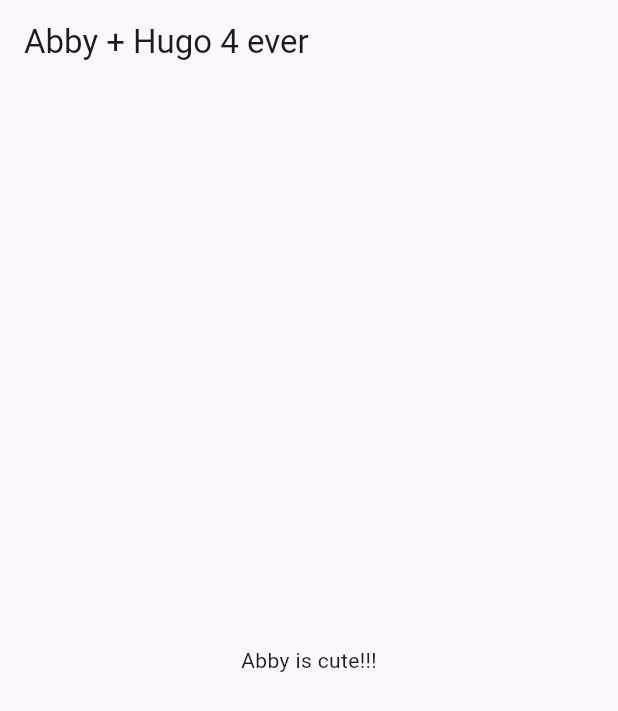
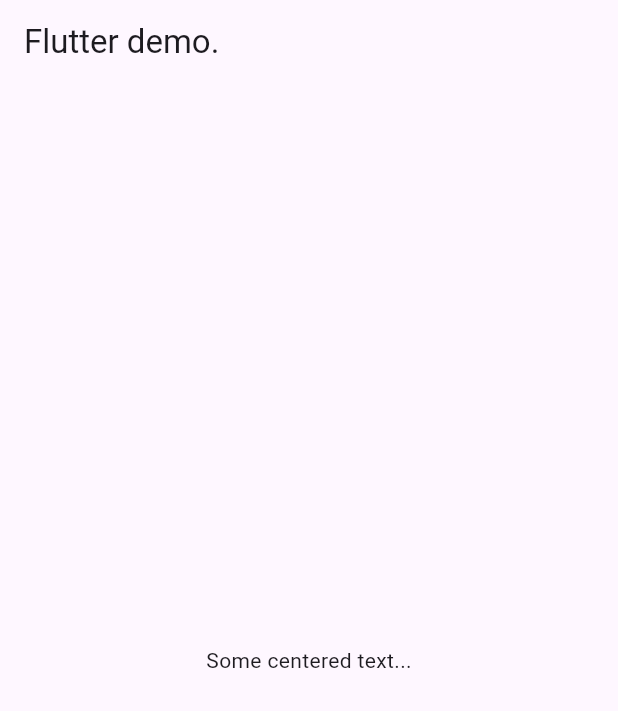
Before and after one commit to hugocornellier/flutter-boilerplate-2024, a Flutter app: the screen it shows after launch, on a phone screen of 412 x 824 dp. Shown: the top 711 px of the screen. Run offline on Flutter 3.47's test engine with Material 3 defaults, Android fonts, the phone set to English and light mode, and no system bars.

Commit message:
Centered text and title demo.

```diff
--- a/lib/main.dart
+++ b/lib/main.dart
@@ -10,7 +10,7 @@ class MyApp extends StatelessWidget {
       theme: new ThemeData(
         primarySwatch: Colors.red,
       ),
-      home: new MyHomePage(title: 'Abby + Hugo 4 ever'),
+      home: new MyHomePage(title: 'Flutter demo.'),
     );
   }
 }
@@ -38,7 +38,7 @@ class _MyHomePageState extends State<MyHomePage> {
           mainAxisAlignment: MainAxisAlignment.center,
           children: <Widget>[
             new Text(
-              'Abby is cute!!!',
+              'Some centered text...',
             ),
           ],
         ),
```
